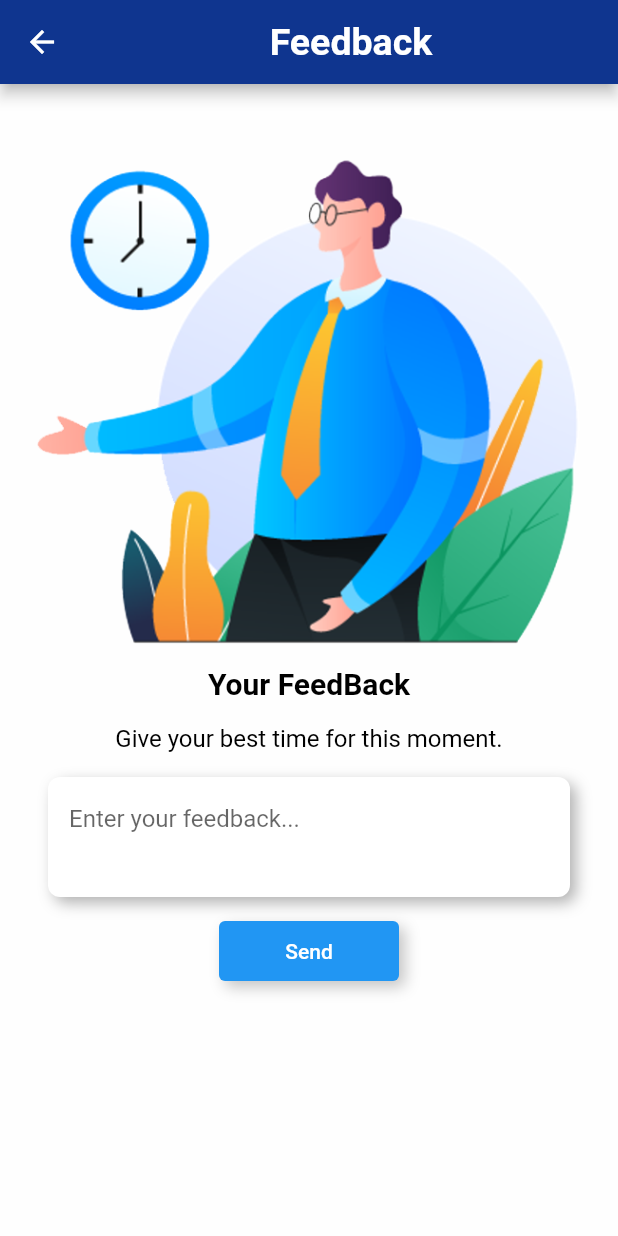
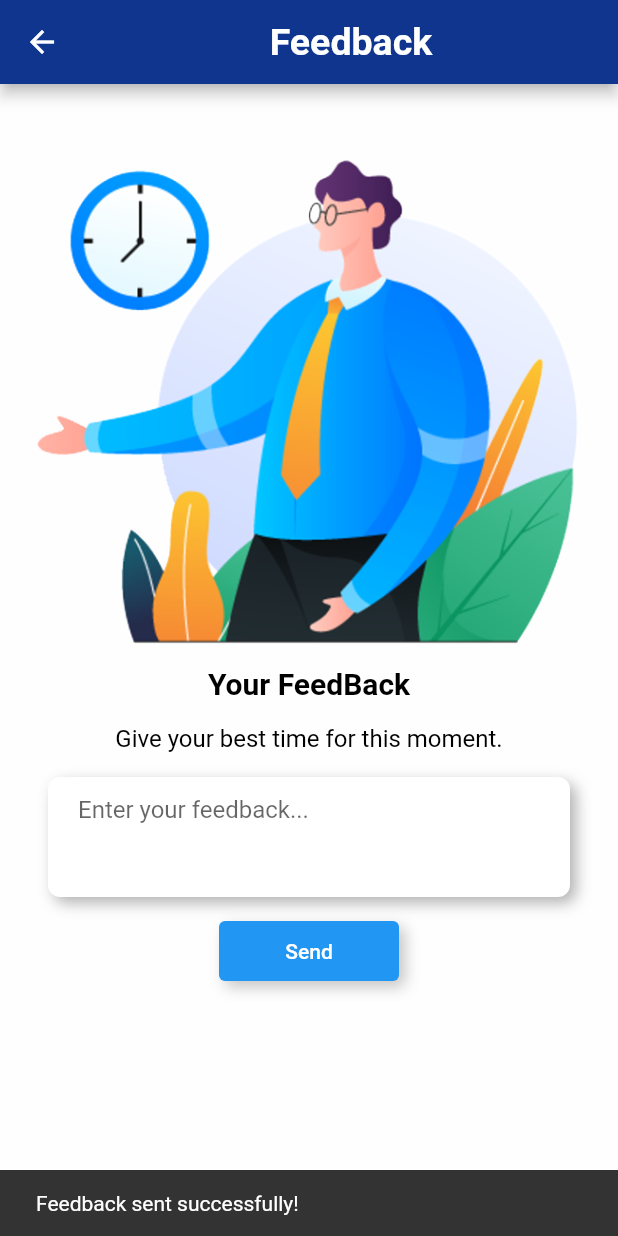
Before and after one commit to Mohamedadeltv/Tot-Tracker2.0, a Flutter app: the FeedbackScreen screen opened by its route, after a tap on "Send", on a phone screen of 412 x 824 dp. Run offline on Flutter 3.47's test engine with Material 2 defaults, Android fonts, the phone set to English and light mode, and no system bars; our stand-ins replace cloud_firestore, country_picker, firebase_auth, firebase_core, firebase_storage, flutter_countdown_timer and 6 more; missing offline and left inert: flutter_sound_lite; accounts and stored records are empty; network calls fail; Roboto replaces fonts that are missing (WorkSans).

Commit message:
feedback

```diff
--- a/lib/NEW_SCREENS/feedback_screen.dart
+++ b/lib/NEW_SCREENS/feedback_screen.dart
@@ -1,7 +1,12 @@
+import 'package:cloud_firestore/cloud_firestore.dart';
+import 'package:firebase_auth/firebase_auth.dart';
 import 'package:tottracker/NEW_SCREENS/features_overview_screen.dart';
 
 import '../custom_drawer/app_theme.dart';
 import 'package:flutter/material.dart';
+
+import '../providers/user.dart';
+
 
 class FeedbackScreen extends StatefulWidget {
   static const routeName = '/feedback';
@@ -10,9 +15,44 @@ class FeedbackScreen extends StatefulWidget {
 }
 
 class _FeedbackScreenState extends State<FeedbackScreen> {
+  final TextEditingController _textEditingController = TextEditingController();
   @override
   void initState() {
     super.initState();
+  }
+
+  Future<void> _sendFeedback(String feedback) async {
+    try {
+      final user = FirebaseAuth.instance.currentUser;
+      final CollectionReference feedbackRef =
+          FirebaseFirestore.instance.collection('Feedbacks');
+
+// Add the feedback to the "Feedbacks" collection
+      final feedbackDocRef = await feedbackRef.add({
+        'user email': user!.email,
+        'feedback': feedback,
+        'timestamp': FieldValue.serverTimestamp(),
+      });
+
+// Get the user's document reference
+      final userQuerySnapshot = await FirebaseFirestore.instance
+          .collection('Users')
+          .where('email', isEqualTo: user!.email)
+          .get();
+      final userDoc = userQuerySnapshot.docs.first.reference;
+      await userDoc.set({
+        'feedbacks': FieldValue.arrayUnion([feedbackDocRef]),
+      }, SetOptions(merge: true));
+      ScaffoldMessenger.of(context).showSnackBar(SnackBar(
+        content: Text('Feedback sent successfully!'),
+        duration: Duration(seconds: 2),
+      ));
+    } catch (error) {
+      ScaffoldMessenger.of(context).showSnackBar(SnackBar(
+        content: Text('Failed to send feedback!'),
+        duration: Duration(seconds: 2),
+      ));
+    }
   }
 
   @override
@@ -33,7 +73,8 @@ class _FeedbackScreenState extends State<FeedbackScreen> {
           child: Scaffold(
             appBar: AppBar(
               flexibleSpace: Container(
-            decoration: BoxDecoration(color: Color.fromARGB(255, 15, 53, 143)),
+                decoration:
+                    BoxDecoration(color: Color.fromARGB(255, 15, 53, 143)),
               ),
               centerTitle: true,
               title: const Center(
@@ -48,8 +89,10 @@ class _FeedbackScreenState extends State<FeedbackScreen> {
               leading: IconButton(
                 icon: const Icon(Icons.arrow_back, color: Colors.white),
                 onPressed: () {
-              Navigator.pushReplacement(context,
-                  MaterialPageRoute(builder: (_) => FeaturesOverviewScreen()));
+                  Navigator.pushReplacement(
+                      context,
+                      MaterialPageRoute(
+                          builder: (_) => FeaturesOverviewScreen()));
                 },
               ),
             ),
@@ -109,7 +152,9 @@ class _FeedbackScreenState extends State<FeedbackScreen> {
                             color: Colors.transparent,
                             child: InkWell(
                               onTap: () {
-                                FocusScope.of(context).requestFocus(FocusNode());
+                                FocusScope.of(context)
+                                    .requestFocus(FocusNode());
+                                _sendFeedback(_textEditingController.text);
                               },
                               child: Center(
                                 child: Padding(
@@ -151,7 +196,8 @@ class _FeedbackScreenState extends State<FeedbackScreen> {
             BoxShadow(
               color: Colors.grey.withOpacity(0.8),
               offset: const Offset(4, 4),
-                blurRadius: 8),
+              blurRadius: 8,
+            ),
           ],
         ),
         child: ClipRRect(
@@ -161,20 +207,14 @@ class _FeedbackScreenState extends State<FeedbackScreen> {
             constraints: const BoxConstraints(minHeight: 80, maxHeight: 160),
             color: AppTheme.white,
             child: SingleChildScrollView(
-              padding:
-                  const EdgeInsets.only(left: 10, right: 10, top: 0, bottom: 0),
               child: TextField(
-                maxLines: null,
-                onChanged: (String txt) {},
-                style: TextStyle(
-                  fontFamily: AppTheme.fontName,
-                  fontSize: 16,
-                  color: AppTheme.dark_grey,
-                ),
-                cursorColor: Colors.blue,
+                controller: _textEditingController, // use class field here
                 decoration: InputDecoration(
                   border: InputBorder.none,
-                    hintText: 'Enter your feedback...'),
+                  hintText: 'Enter your feedback...',
+                  contentPadding: const EdgeInsets.only(left: 16, bottom: 12),
+                ),
+                maxLines: null,
               ),
             ),
           ),
--- a/lib/NEW_SCREENS/invite_friend_screen.dart
+++ b/lib/NEW_SCREENS/invite_friend_screen.dart
@@ -1,7 +1,8 @@
 import 'package:tottracker/NEW_SCREENS/features_overview_screen.dart';
 
-import '../custom_drawer/app_theme.dart';import 'package:flutter/material.dart';
-
+import '../custom_drawer/app_theme.dart';
+import 'package:flutter/material.dart';
+import 'package:share_plus/share_plus.dart';
 class InviteFriend extends StatefulWidget {
   static const routeName = '/invitefriendscreen';
 
@@ -33,7 +34,8 @@ class _InviteFriendState extends State<InviteFriend> {
           child: Scaffold(
             appBar: AppBar(
               flexibleSpace: Container(
-            decoration: BoxDecoration(color: Color.fromARGB(255, 15, 53, 143)),
+                decoration:
+                    BoxDecoration(color: Color.fromARGB(255, 15, 53, 143)),
               ),
               centerTitle: true,
               title: const Center(
@@ -48,12 +50,15 @@ class _InviteFriendState extends State<InviteFriend> {
               leading: IconButton(
                 icon: const Icon(Icons.arrow_back, color: Colors.white),
                 onPressed: () {
-              Navigator.pushReplacement(context,
-                  MaterialPageRoute(builder: (_) => FeaturesOverviewScreen()));
+                  Navigator.pushReplacement(
+                      context,
+                      MaterialPageRoute(
+                          builder: (_) => FeaturesOverviewScreen()));
                 },
               ),
             ),
-            backgroundColor: isLightMode ? AppTheme.white : AppTheme.nearlyBlack,
+            backgroundColor:
+                isLightMode ? AppTheme.white : AppTheme.nearlyBlack,
             body: Column(
               children: <Widget>[
                 Container(
@@ -88,6 +93,11 @@ class _InviteFriendState extends State<InviteFriend> {
                 Expanded(
                   child: Padding(
                     padding: const EdgeInsets.all(8.0),
+                    child: GestureDetector(
+                      onTap: () {
+                        //method here for functionality
+                        print('Share Action.');
+                      },
                       child: Center(
                         child: Container(
                           width: 120,
@@ -107,8 +117,9 @@ class _InviteFriendState extends State<InviteFriend> {
                             color: Colors.transparent,
                             child: InkWell(
                               onTap: () {
-                              //method here for functionality
-                              print('Share Action.');
+                                String text =
+                                    'Check out this cool app! Invitation link: <insert your invitation link here>';
+                               Share.share(text);
                               },
                               child: Center(
                                 child: Row(
@@ -117,8 +128,9 @@ class _InviteFriendState extends State<InviteFriend> {
                                   children: <Widget>[
                                     Icon(
                                       Icons.share,
-                                    color:
-                                        isLightMode ? Colors.white : Colors.black,
+                                      color: isLightMode
+                                          ? Colors.white
+                                          : Colors.black,
                                       size: 22,
                                     ),
                                     Padding(
@@ -141,6 +153,7 @@ class _InviteFriendState extends State<InviteFriend> {
                         ),
                       ),
                     ),
+                  ),
                 )
               ],
             ),
--- a/pubspec.yaml
+++ b/pubspec.yaml
@@ -49,6 +49,9 @@ dependencies:
   salomon_bottom_bar: ^3.3.2
   concentric_transition: ^1.0.3
   animations: ^2.0.3
+  dependencies:
+  share: ^2.0.4
+  share_plus: ^6.3.4
 
 
 
```
Also changed, not shown: pubspec.lock, 5 other files. Lines whose indentation alone changed are shown as unchanged.
